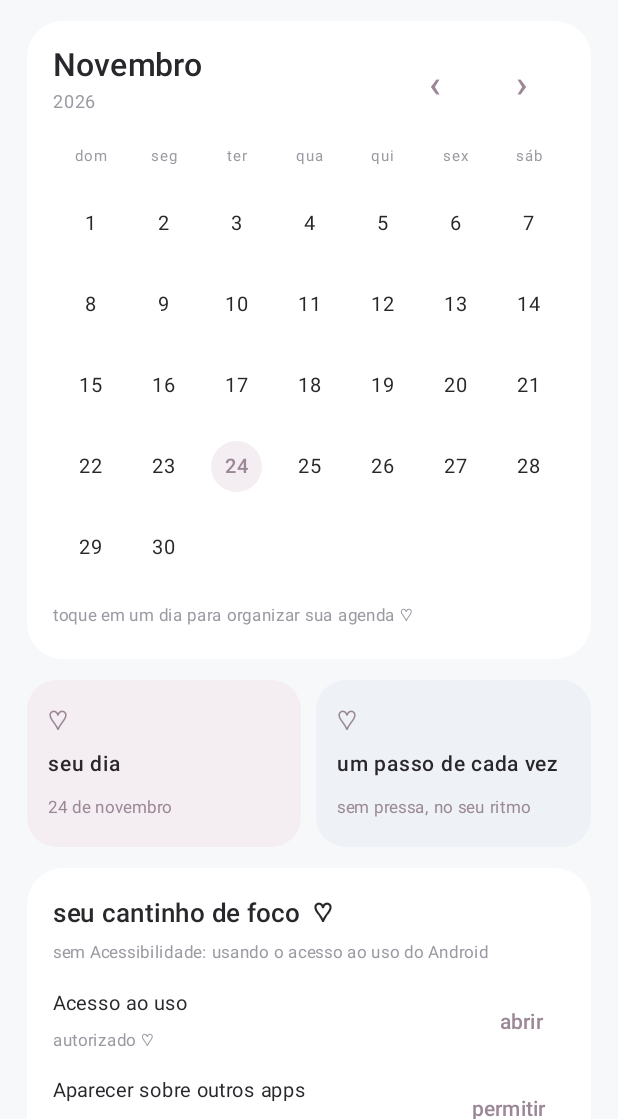
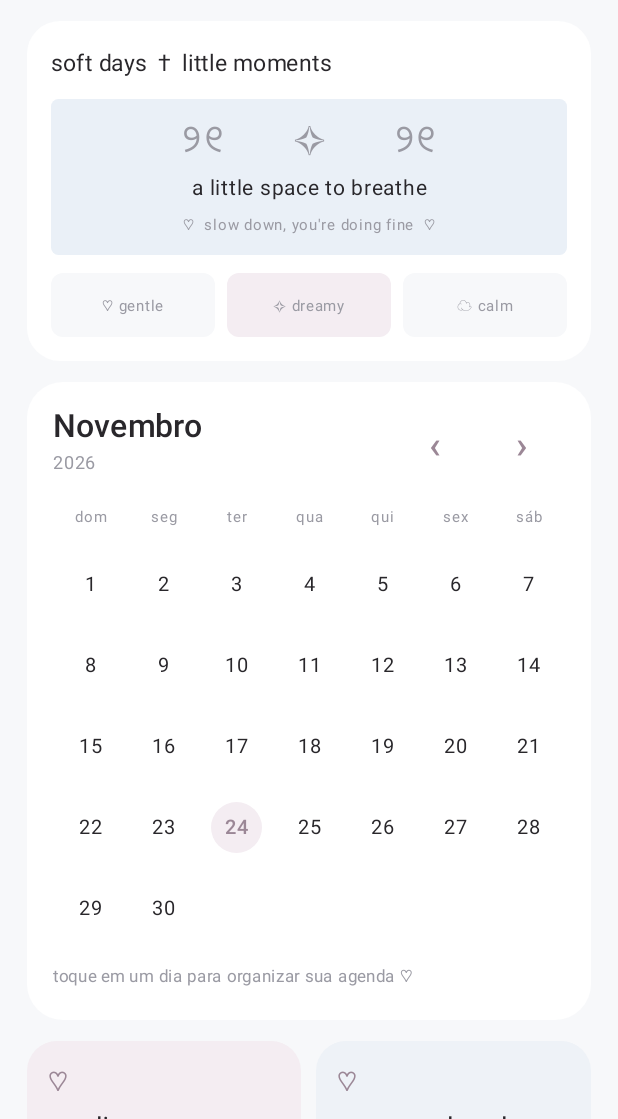
Before and after one commit to sorodeleite/little-pause, an Android app built with Jetpack Compose: the screen it shows after launch (MainActivity), on a phone screen of 412 x 824 dp, the part 117-1236 px from its top. Run offline under Robolectric (Android 15) with nearby library versions, the phone set to English and light mode, and no system bars.

Commit message:
Add soft editorial moodboard header to Little Pause

```diff
--- a/app/src/main/java/com/littlepause/MainActivity.kt
+++ b/app/src/main/java/com/littlepause/MainActivity.kt
@@ -113,6 +113,27 @@ private fun PlannerHome() {
             verticalArrangement = Arrangement.spacedBy(14.dp),
             contentPadding = PaddingValues(bottom = 18.dp)
         ) {
+            item {
+                Card(colors = CardDefaults.cardColors(containerColor = Paper), shape = RoundedCornerShape(22.dp)) {
+                    Column(Modifier.fillMaxWidth().padding(16.dp), verticalArrangement = Arrangement.spacedBy(12.dp)) {
+                        Text("soft days  †  little moments", color = Ink, fontSize = 15.sp)
+                        Box(Modifier.fillMaxWidth().height(104.dp).background(Mist, RoundedCornerShape(5.dp)), contentAlignment = Alignment.Center) {
+                            Column(horizontalAlignment = Alignment.CenterHorizontally) {
+                                Text("୨୧       ✧       ୨୧", color = Muted, fontSize = 25.sp)
+                                Text("a little space to breathe", color = Ink, fontSize = 14.sp)
+                                Text("♡  slow down, you're doing fine  ♡", color = Muted, fontSize = 10.sp)
+                            }
+                        }
+                        Row(horizontalArrangement = Arrangement.spacedBy(8.dp)) {
+                            listOf("♡ gentle", "✧ dreamy", "☁ calm").forEachIndexed { index, label ->
+                                Box(Modifier.weight(1f).background(if (index == 1) Blush else Cream, RoundedCornerShape(8.dp)).padding(vertical = 9.dp), contentAlignment = Alignment.Center) {
+                                    Text(label, color = Muted, fontSize = 10.sp)
+                                }
+                            }
+                        }
+                    }
+                }
+            }
             item {
                 CalendarCard(
                     month = month,
```
